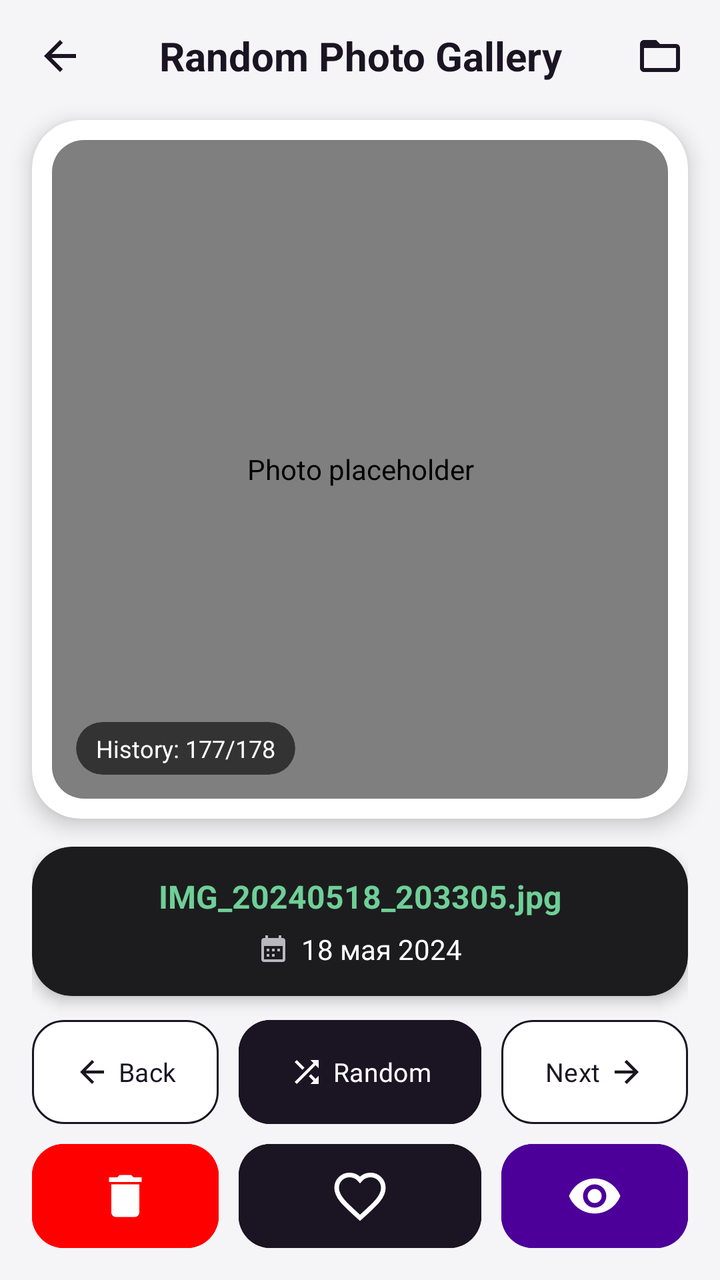
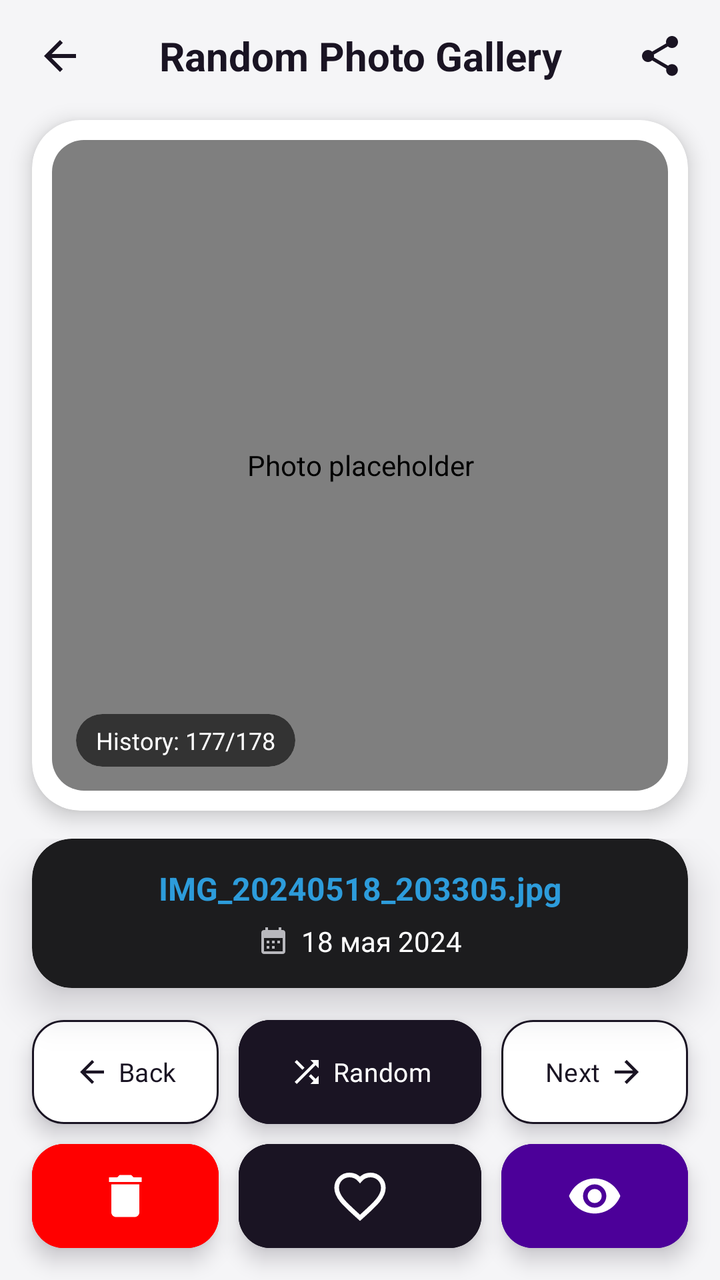

Screens rendered from an Android XML layout before and after an edit, with the pre-edit source and the edit as a unified diff.
<!-- AndroidManifest.xml: application theme Theme.MyPhotos -->
<!-- res/layout/activity_random_gallery.xml -->
<?xml version="1.0" encoding="utf-8"?>
<androidx.constraintlayout.widget.ConstraintLayout xmlns:android="http://schemas.android.com/apk/res/android"
    xmlns:app="http://schemas.android.com/apk/res-auto"
    xmlns:tools="http://schemas.android.com/tools"
    android:id="@+id/main"
    android:layout_width="match_parent"
    android:layout_height="match_parent"
    android:background="@color/screen_bg"
    android:fitsSystemWindows="true"
    tools:context=".screen_activities.RandomGalleryActivity">

    
    <LinearLayout
        android:id="@+id/toolbar"
        android:layout_width="0dp"
        android:layout_height="56dp"
        android:gravity="center_vertical"
        android:orientation="horizontal"
        android:paddingHorizontal="8dp"
        app:layout_constraintEnd_toEndOf="parent"
        app:layout_constraintStart_toStartOf="parent"
        app:layout_constraintTop_toTopOf="parent">

        <ImageView
            android:id="@+id/menuIcon"
            android:layout_width="44dp"
            android:layout_height="44dp"
            android:background="?attr/selectableItemBackgroundBorderless"
            android:contentDescription="Back"
            android:padding="10dp"
            android:src="@drawable/arrow_back_24"
            app:tint="@color/black" />

        <TextView
            android:id="@+id/titleText"
            android:layout_width="0dp"
            android:layout_height="wrap_content"
            android:layout_weight="1"
            android:gravity="center"
            android:text="Random Photo Gallery"
            android:textColor="@color/black"
            android:textSize="20sp"
            android:textStyle="bold" />

        <ImageView
            android:id="@+id/folderIcon"
            android:layout_width="44dp"
            android:layout_height="44dp"
            android:background="?attr/selectableItemBackgroundBorderless"
            android:contentDescription="Folder"
            android:padding="10dp"
            android:src="@drawable/folder_24"
            app:tint="@color/black" />

    </LinearLayout>

    
    <androidx.cardview.widget.CardView
        android:id="@+id/photoCard"
        android:layout_width="0dp"
        android:layout_height="0dp"
        android:layout_marginStart="16dp"
        android:layout_marginTop="4dp"
        android:layout_marginEnd="16dp"
        android:layout_marginBottom="14dp"
        app:cardBackgroundColor="@color/white"
        app:cardCornerRadius="24dp"
        app:cardElevation="6dp"
        app:layout_constraintBottom_toTopOf="@id/bottomPanel"
        app:layout_constraintEnd_toEndOf="parent"
        app:layout_constraintStart_toStartOf="parent"
        app:layout_constraintTop_toBottomOf="@id/toolbar">

        
        <androidx.cardview.widget.CardView
            android:layout_width="match_parent"
            android:layout_height="match_parent"
            android:layout_margin="10dp"
            app:cardBackgroundColor="@color/screen_bg"
            app:cardCornerRadius="16dp"
            app:cardElevation="0dp">

            <com.github.chrisbanes.photoview.PhotoView
                android:id="@+id/imageView"
                android:layout_width="match_parent"
                android:layout_height="match_parent"
                android:contentDescription="Photo placeholder"
                android:scaleType="fitCenter"
                android:src="@android:drawable/ic_menu_gallery" />

            
            <androidx.cardview.widget.CardView
                android:layout_width="wrap_content"
                android:layout_height="wrap_content"
                android:layout_gravity="bottom|start"
                android:layout_margin="12dp"
                app:cardBackgroundColor="@color/overlay_dark"
                app:cardCornerRadius="14dp"
                app:cardElevation="0dp">

                <TextView
                    android:id="@+id/historyText"
                    android:layout_width="wrap_content"
                    android:layout_height="wrap_content"
                    android:paddingHorizontal="10dp"
                    android:paddingVertical="5dp"
                    android:text="History: 177/178"
                    android:textColor="@color/white"
                    android:textSize="12sp" />

            </androidx.cardview.widget.CardView>

        </androidx.cardview.widget.CardView>

    </androidx.cardview.widget.CardView>

    
    <LinearLayout
        android:id="@+id/bottomPanel"
        android:layout_width="0dp"
        android:layout_height="wrap_content"
        android:orientation="vertical"
        android:paddingStart="16dp"
        android:paddingEnd="16dp"
        android:paddingBottom="16dp"
        app:layout_constraintBottom_toBottomOf="parent"
        app:layout_constraintEnd_toEndOf="parent"
        app:layout_constraintStart_toStartOf="parent">

        
        <androidx.cardview.widget.CardView
            android:id="@+id/infoContainer"
            android:layout_width="match_parent"
            android:layout_height="wrap_content"
            android:layout_marginBottom="12dp"
            app:cardBackgroundColor="@color/card_dark"
            app:cardCornerRadius="20dp"
            app:cardElevation="4dp">

            <LinearLayout
                android:layout_width="match_parent"
                android:layout_height="wrap_content"
                android:gravity="center_horizontal"
                android:orientation="vertical"
                android:paddingHorizontal="20dp"
                android:paddingVertical="14dp">

                <TextView
                    android:id="@+id/fileNameText"
                    android:layout_width="match_parent"
                    android:layout_height="wrap_content"
                    android:ellipsize="end"
                    android:gravity="center"
                    android:maxLines="1"
                    android:text="IMG_20240518_203305.jpg"
                    android:textColor="#6FCF97"
                    android:textSize="16sp"
                    android:textStyle="bold" />

                <LinearLayout
                    android:layout_width="wrap_content"
                    android:layout_height="wrap_content"
                    android:layout_marginTop="6dp"
                    android:gravity="center_vertical"
                    android:orientation="horizontal">

                    <ImageView
                        android:layout_width="16dp"
                        android:layout_height="16dp"
                        android:layout_marginEnd="6dp"
                        android:contentDescription="Date"
                        android:src="@drawable/ic_calendar_24"
                        app:tint="#B8B8BD" />

                    <TextView
                        android:id="@+id/dateText"
                        android:layout_width="wrap_content"
                        android:layout_height="wrap_content"
                        android:text="18 мая 2024"
                        android:textColor="@color/white"
                        android:textSize="14sp" />

                </LinearLayout>

            </LinearLayout>

        </androidx.cardview.widget.CardView>

        
        <LinearLayout
            android:id="@+id/buttonRow"
            android:layout_width="match_parent"
            android:layout_height="52dp"
            android:orientation="horizontal">

            <com.google.android.material.button.MaterialButton
                android:id="@+id/backButton"
                style="@style/RandomButtonStyle"
                android:layout_width="0dp"
                android:layout_height="match_parent"
                android:layout_marginEnd="5dp"
                android:layout_weight="1"
                android:backgroundTint="@color/white"
                android:insetTop="0dp"
                android:insetBottom="0dp"
                android:maxLines="1"
                android:paddingStart="6dp"
                android:paddingEnd="6dp"
                android:text="Back"
                android:textColor="@color/black"
                android:textSize="13sp"
                app:cornerRadius="16dp"
                app:icon="@drawable/arrow_back_24"
                app:iconGravity="textStart"
                app:iconPadding="4dp"
                app:iconTint="@color/black"
                app:strokeColor="@color/black"
                app:strokeWidth="1dp" />

            <com.google.android.material.button.MaterialButton
                android:id="@+id/randomButton"
                style="@style/RandomButtonStyle"
                android:layout_width="0dp"
                android:layout_height="match_parent"
                android:layout_marginHorizontal="5dp"
                android:layout_weight="1.3"
                android:backgroundTint="@color/black"
                android:insetTop="0dp"
                android:insetBottom="0dp"
                android:maxLines="1"
                android:paddingStart="6dp"
                android:paddingEnd="6dp"
                android:text="Random"
                android:textColor="@color/white"
                android:textSize="13sp"
                app:cornerRadius="16dp"
                app:icon="@drawable/shuffle_24"
                app:iconGravity="textStart"
                app:iconPadding="4dp"
                app:iconTint="@color/white"
                app:strokeColor="@color/black"
                app:strokeWidth="1dp" />

            <com.google.android.material.button.MaterialButton
                android:id="@+id/nextButton"
                style="@style/RandomButtonStyle"
                android:layout_width="0dp"
                android:layout_height="match_parent"
                android:layout_marginStart="5dp"
                android:layout_weight="1"
                android:backgroundTint="@color/white"
                android:insetTop="0dp"
                android:insetBottom="0dp"
                android:maxLines="1"
                android:paddingStart="6dp"
                android:paddingEnd="6dp"
                android:text="Next"
                android:textColor="@color/black"
                android:textSize="13sp"
                app:cornerRadius="16dp"
                app:icon="@drawable/arrow_forward_24"
                app:iconGravity="textEnd"
                app:iconPadding="4dp"
                app:iconTint="@color/black"
                app:strokeColor="@color/black"
                app:strokeWidth="1dp" />

        </LinearLayout>

        
        <LinearLayout
            android:id="@+id/actionRow"
            android:layout_width="match_parent"
            android:layout_height="52dp"
            android:layout_marginTop="10dp"
            android:orientation="horizontal">

            <com.google.android.material.button.MaterialButton
                android:id="@+id/deleteButton"
                style="@style/RandomButtonStyle"
                android:layout_width="0dp"
                android:layout_height="match_parent"
                android:layout_marginEnd="5dp"
                android:layout_weight="1"
                android:backgroundTint="@color/red_delete"
                android:insetTop="0dp"
                android:insetBottom="0dp"
                android:paddingStart="6dp"
                android:paddingEnd="6dp"
                app:cornerRadius="16dp"
                app:icon="@drawable/delete_24"
                app:iconGravity="textStart"
                app:iconPadding="0dp"
                app:iconSize="@dimen/icon_size"
                app:iconTint="@color/white"
                app:strokeColor="@color/red_delete"
                app:strokeWidth="1dp" />

            <com.google.android.material.button.MaterialButton
                android:id="@+id/likeButton"
                style="@style/RandomButtonStyle"
                android:layout_width="0dp"
                android:layout_height="match_parent"
                android:layout_marginHorizontal="5dp"
                android:layout_weight="1.3"
                android:backgroundTint="@color/black"
                android:insetTop="0dp"
                android:insetBottom="0dp"
                android:paddingStart="6dp"
                android:paddingEnd="6dp"
                app:cornerRadius="16dp"
                app:icon="@drawable/ic_heart_outline"
                app:iconGravity="textStart"
                app:iconPadding="0dp"
                app:iconSize="@dimen/icon_size"
                app:iconTint="@color/white"
                app:strokeColor="@color/black"
                app:strokeWidth="1dp" />

            <com.google.android.material.button.MaterialButton
                android:id="@+id/viewButton"
                style="@style/RandomButtonStyle"
                android:layout_width="0dp"
                android:layout_height="match_parent"
                android:layout_marginStart="5dp"
                android:layout_weight="1"
                android:backgroundTint="@color/eye"
                android:insetTop="0dp"
                android:insetBottom="0dp"
                android:paddingStart="6dp"
                android:paddingEnd="6dp"
                app:cornerRadius="16dp"
                app:icon="@drawable/visibility"
                app:iconGravity="textStart"
                app:iconPadding="0dp"
                app:iconSize="@dimen/icon_size"
                app:iconTint="@color/white"
                app:strokeColor="@color/eye"
                app:strokeWidth="1dp" />

        </LinearLayout>

    </LinearLayout>

</androidx.constraintlayout.widget.ConstraintLayout>
<!-- resources referenced by this layout -->
<resources>
  <color name="black">#1A1423</color>
  <color name="card_dark">#1C1C1E</color>
  <color name="eye">#4C0099</color>
  <color name="overlay_dark">#99000000</color>
  <color name="red_delete">#FF0000</color>
  <color name="screen_bg">#F5F5F7</color>
  <color name="white">#FFFFFF</color>
  <dimen name="icon_size">28dp</dimen>
  <!-- drawable arrow_back_24 (drawable) -->
  <vector xmlns:android="http://schemas.android.com/apk/res/android"
      android:width="24dp"
      android:height="24dp"
      android:viewportWidth="24"
      android:viewportHeight="24"
      android:tint="?attr/colorControlNormal"
      android:autoMirrored="true">
      <path
          android:fillColor="@android:color/white"
          android:pathData="M20,11H7.83l5.59,-5.59L12,4l-8,8 8,8 1.41,-1.41L7.83,13H20v-2z"/>
  </vector>
  <!-- drawable arrow_forward_24 (drawable) -->
  <vector xmlns:android="http://schemas.android.com/apk/res/android"
      android:width="24dp"
      android:height="24dp"
      android:viewportWidth="24"
      android:viewportHeight="24"
      android:tint="?attr/colorControlNormal"
      android:autoMirrored="true">
      <path
          android:fillColor="@android:color/white"
          android:pathData="M12,4l-1.41,1.41L16.17,11H4v2h12.17l-5.58,5.59L12,20l8,-8z"/>
  </vector>
  <!-- drawable delete_24 (drawable) -->
  <vector xmlns:android="http://schemas.android.com/apk/res/android"
      android:width="24dp"
      android:height="24dp"
      android:viewportWidth="24"
      android:viewportHeight="24"
      android:tint="?attr/colorControlNormal">
      <path
          android:fillColor="@android:color/white"
          android:pathData="M6,19c0,1.1 0.9,2 2,2h8c1.1,0 2,-0.9 2,-2V7H6v12zM19,4h-3.5l-1,-1h-5l-1,1H5v2h14V4z"/>
  </vector>
  <!-- drawable folder_24 (drawable) -->
  <vector xmlns:android="http://schemas.android.com/apk/res/android"
      android:width="24dp"
      android:height="24dp"
      android:viewportWidth="24"
      android:viewportHeight="24"
      android:tint="?attr/colorControlNormal">
      <path
          android:fillColor="@android:color/white"
          android:pathData="M20,6h-8l-2,-2H4c-1.1,0 -1.99,0.9 -1.99,2L2,18c0,1.1 0.9,2 2,2h16c1.1,0 2,-0.9 2,-2V8c0,-1.1 -0.9,-2 -2,-2zM20,18H4V8h16v10z"/>
  </vector>
  <!-- drawable ic_calendar_24 (drawable) -->
  <vector xmlns:android="http://schemas.android.com/apk/res/android"
      android:width="24dp"
      android:height="24dp"
      android:viewportWidth="24"
      android:viewportHeight="24">
      <path
          android:fillColor="#FFFFFF"
          android:pathData="M19,4h-1V2h-2v2H8V2H6v2H5C3.89,4 3.01,4.9 3.01,6L3,20c0,1.1 0.89,2 2,2h14c1.1,0 2,-0.9 2,-2V6c0,-1.1 -0.9,-2 -2,-2zM19,20H5V10h14v10zM9,14H7v-2h2v2zM13,14h-2v-2h2v2zM17,14h-2v-2h2v2zM9,18H7v-2h2v2zM13,18h-2v-2h2v2z" />
  </vector>
  <style name="RandomButtonStyle">
          <item name="android:fontFamily">@font/lato_black</item>
          <item name="android:textSize">16sp</item>
      </style>
  <style name="Theme.MyPhotos" parent="Base.Theme.MyPhotos" />
  <style name="Base.Theme.MyPhotos" parent="Theme.Material3.DayNight.NoActionBar">
          
          <item name="colorPrimary">@color/black</item>
          <item name="colorOnPrimary">@color/white</item>
  
          
          <item name="android:statusBarColor">@color/black</item>
          <item name="android:navigationBarColor">@color/black</item>
          <item name="android:windowLightStatusBar">false</item>
      </style>
  <!-- unchanged entries left out for length: 3 -->
</resources>

<!-- the commit's change to res/layout/activity_random_gallery.xml (unified diff, before → after) -->
@@ -49,7 +49,7 @@
             android:background="?attr/selectableItemBackgroundBorderless"
             android:contentDescription="Folder"
             android:padding="10dp"
-            android:src="@drawable/folder_24"
+            android:src="@drawable/ic_share_24"
             app:tint="@color/black" />
 
     </LinearLayout>
@@ -119,6 +119,8 @@
         android:id="@+id/bottomPanel"
         android:layout_width="0dp"
         android:layout_height="wrap_content"
+        android:clipChildren="false"
+        android:clipToPadding="false"
         android:orientation="vertical"
         android:paddingStart="16dp"
         android:paddingEnd="16dp"
@@ -132,10 +134,13 @@
             android:id="@+id/infoContainer"
             android:layout_width="match_parent"
             android:layout_height="wrap_content"
-            android:layout_marginBottom="12dp"
+            android:layout_marginBottom="16dp"
+            android:outlineAmbientShadowColor="@color/black"
+            android:outlineSpotShadowColor="@color/black"
             app:cardBackgroundColor="@color/card_dark"
             app:cardCornerRadius="20dp"
-            app:cardElevation="4dp">
+            app:cardElevation="12dp"
+            app:cardMaxElevation="12dp">
 
             <LinearLayout
                 android:layout_width="match_parent"
@@ -153,7 +158,7 @@
                     android:gravity="center"
                     android:maxLines="1"
                     android:text="IMG_20240518_203305.jpg"
-                    android:textColor="#6FCF97"
+                    android:textColor="#2D9CDB"
                     android:textSize="16sp"
                     android:textStyle="bold" />
 
@@ -191,6 +196,7 @@
             android:id="@+id/buttonRow"
             android:layout_width="match_parent"
             android:layout_height="52dp"
+            android:clipChildren="false"
             android:orientation="horizontal">
 
             <com.google.android.material.button.MaterialButton
@@ -201,11 +207,15 @@
                 android:layout_marginEnd="5dp"
                 android:layout_weight="1"
                 android:backgroundTint="@color/white"
+                android:elevation="6dp"
                 android:insetTop="0dp"
                 android:insetBottom="0dp"
                 android:maxLines="1"
-                android:paddingStart="6dp"
-                android:paddingEnd="6dp"
+                android:outlineAmbientShadowColor="@color/black"
+                android:outlineSpotShadowColor="@color/black"
+                android:paddingStart="6dp"
+                android:paddingEnd="6dp"
+                android:stateListAnimator="@null"
                 android:text="Back"
                 android:textColor="@color/black"
                 android:textSize="13sp"
@@ -225,11 +235,15 @@
                 android:layout_marginHorizontal="5dp"
                 android:layout_weight="1.3"
                 android:backgroundTint="@color/black"
+                android:elevation="6dp"
                 android:insetTop="0dp"
                 android:insetBottom="0dp"
                 android:maxLines="1"
-                android:paddingStart="6dp"
-                android:paddingEnd="6dp"
+                android:outlineAmbientShadowColor="@color/black"
+                android:outlineSpotShadowColor="@color/black"
+                android:paddingStart="6dp"
+                android:paddingEnd="6dp"
+                android:stateListAnimator="@null"
                 android:text="Random"
                 android:textColor="@color/white"
                 android:textSize="13sp"
@@ -249,11 +263,15 @@
                 android:layout_marginStart="5dp"
                 android:layout_weight="1"
                 android:backgroundTint="@color/white"
+                android:elevation="6dp"
                 android:insetTop="0dp"
                 android:insetBottom="0dp"
                 android:maxLines="1"
-                android:paddingStart="6dp"
-                android:paddingEnd="6dp"
+                android:outlineAmbientShadowColor="@color/black"
+                android:outlineSpotShadowColor="@color/black"
+                android:paddingStart="6dp"
+                android:paddingEnd="6dp"
+                android:stateListAnimator="@null"
                 android:text="Next"
                 android:textColor="@color/black"
                 android:textSize="13sp"
@@ -273,6 +291,7 @@
             android:layout_width="match_parent"
             android:layout_height="52dp"
             android:layout_marginTop="10dp"
+            android:clipChildren="false"
             android:orientation="horizontal">
 
             <com.google.android.material.button.MaterialButton
@@ -283,10 +302,14 @@
                 android:layout_marginEnd="5dp"
                 android:layout_weight="1"
                 android:backgroundTint="@color/red_delete"
-                android:insetTop="0dp"
-                android:insetBottom="0dp"
-                android:paddingStart="6dp"
-                android:paddingEnd="6dp"
+                android:elevation="6dp"
+                android:insetTop="0dp"
+                android:insetBottom="0dp"
+                android:outlineAmbientShadowColor="@color/black"
+                android:outlineSpotShadowColor="@color/black"
+                android:paddingStart="6dp"
+                android:paddingEnd="6dp"
+                android:stateListAnimator="@null"
                 app:cornerRadius="16dp"
                 app:icon="@drawable/delete_24"
                 app:iconGravity="textStart"
@@ -304,10 +327,14 @@
                 android:layout_marginHorizontal="5dp"
                 android:layout_weight="1.3"
                 android:backgroundTint="@color/black"
-                android:insetTop="0dp"
-                android:insetBottom="0dp"
-                android:paddingStart="6dp"
-                android:paddingEnd="6dp"
+                android:elevation="6dp"
+                android:insetTop="0dp"
+                android:insetBottom="0dp"
+                android:outlineAmbientShadowColor="@color/black"
+                android:outlineSpotShadowColor="@color/black"
+                android:paddingStart="6dp"
+                android:paddingEnd="6dp"
+                android:stateListAnimator="@null"
                 app:cornerRadius="16dp"
                 app:icon="@drawable/ic_heart_outline"
                 app:iconGravity="textStart"
@@ -325,10 +352,14 @@
                 android:layout_marginStart="5dp"
                 android:layout_weight="1"
                 android:backgroundTint="@color/eye"
-                android:insetTop="0dp"
-                android:insetBottom="0dp"
-                android:paddingStart="6dp"
-                android:paddingEnd="6dp"
+                android:elevation="6dp"
+                android:insetTop="0dp"
+                android:insetBottom="0dp"
+                android:outlineAmbientShadowColor="@color/black"
+                android:outlineSpotShadowColor="@color/black"
+                android:paddingStart="6dp"
+                android:paddingEnd="6dp"
+                android:stateListAnimator="@null"
                 app:cornerRadius="16dp"
                 app:icon="@drawable/visibility"
                 app:iconGravity="textStart"
<!-- resource entries referenced after the edit -->
@@ -43,17 +43,6 @@
           android:fillColor="@android:color/white"
           android:pathData="M6,19c0,1.1 0.9,2 2,2h8c1.1,0 2,-0.9 2,-2V7H6v12zM19,4h-3.5l-1,-1h-5l-1,1H5v2h14V4z"/>
   </vector>
-  <!-- drawable folder_24 (drawable) -->
-  <vector xmlns:android="http://schemas.android.com/apk/res/android"
-      android:width="24dp"
-      android:height="24dp"
-      android:viewportWidth="24"
-      android:viewportHeight="24"
-      android:tint="?attr/colorControlNormal">
-      <path
-          android:fillColor="@android:color/white"
-          android:pathData="M20,6h-8l-2,-2H4c-1.1,0 -1.99,0.9 -1.99,2L2,18c0,1.1 0.9,2 2,2h16c1.1,0 2,-0.9 2,-2V8c0,-1.1 -0.9,-2 -2,-2zM20,18H4V8h16v10z"/>
-  </vector>
   <!-- drawable ic_calendar_24 (drawable) -->
   <vector xmlns:android="http://schemas.android.com/apk/res/android"
       android:width="24dp"
@@ -63,6 +52,16 @@
       <path
           android:fillColor="#FFFFFF"
           android:pathData="M19,4h-1V2h-2v2H8V2H6v2H5C3.89,4 3.01,4.9 3.01,6L3,20c0,1.1 0.89,2 2,2h14c1.1,0 2,-0.9 2,-2V6c0,-1.1 -0.9,-2 -2,-2zM19,20H5V10h14v10zM9,14H7v-2h2v2zM13,14h-2v-2h2v2zM17,14h-2v-2h2v2zM9,18H7v-2h2v2zM13,18h-2v-2h2v2z" />
+  </vector>
+  <!-- drawable ic_share_24 (drawable) -->
+  <vector xmlns:android="http://schemas.android.com/apk/res/android"
+      android:width="24dp"
+      android:height="24dp"
+      android:viewportWidth="24"
+      android:viewportHeight="24">
+      <path
+          android:fillColor="#FFFFFF"
+          android:pathData="M18,16.08c-0.76,0 -1.44,0.3 -1.96,0.77L8.91,12.7c0.05,-0.23 0.09,-0.46 0.09,-0.7s-0.04,-0.47 -0.09,-0.7l7.05,-4.11c0.54,0.5 1.25,0.81 2.04,0.81 1.66,0 3,-1.34 3,-3s-1.34,-3 -3,-3 -3,1.34 -3,3c0,0.24 0.04,0.47 0.09,0.7L8.04,9.81C7.5,9.31 6.79,9 6,9c-1.66,0 -3,1.34 -3,3s1.34,3 3,3c0.79,0 1.5,-0.31 2.04,-0.81l7.12,4.16c-0.05,0.21 -0.08,0.43 -0.08,0.65 0,1.61 1.31,2.92 2.92,2.92 1.61,0 2.92,-1.31 2.92,-2.92s-1.31,-2.92 -2.92,-2.92z" />
   </vector>
   <style name="RandomButtonStyle">
           <item name="android:fontFamily">@font/lato_black</item>
